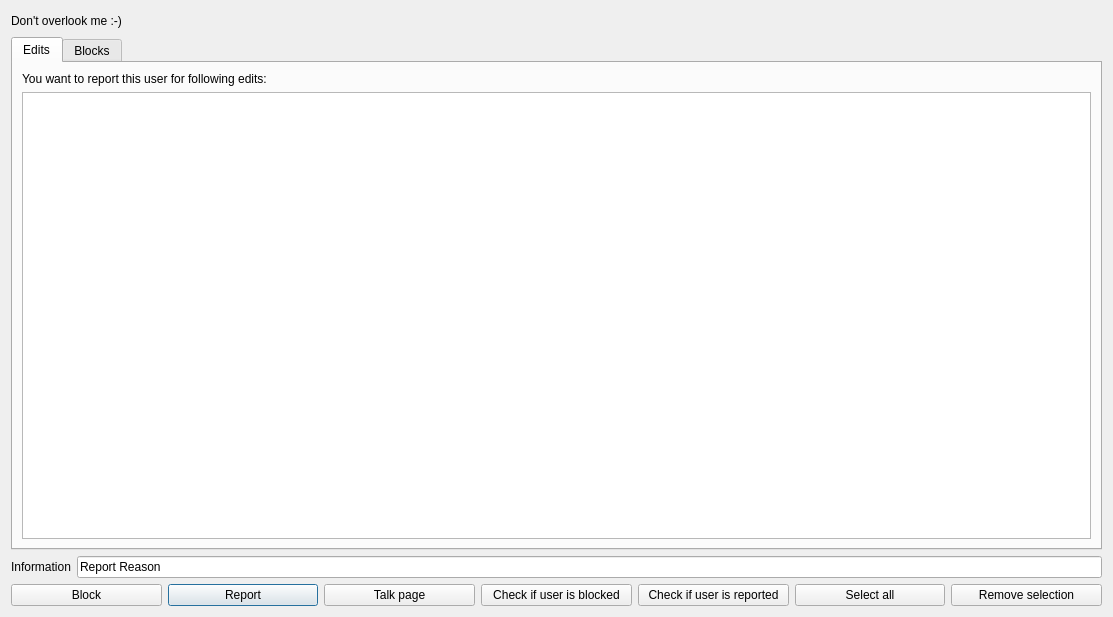
This is src/huggle_ui/reportuser.ui in huggle/huggle3-qt-lx as Qt 5 draws it before an edit. The edited form follows.
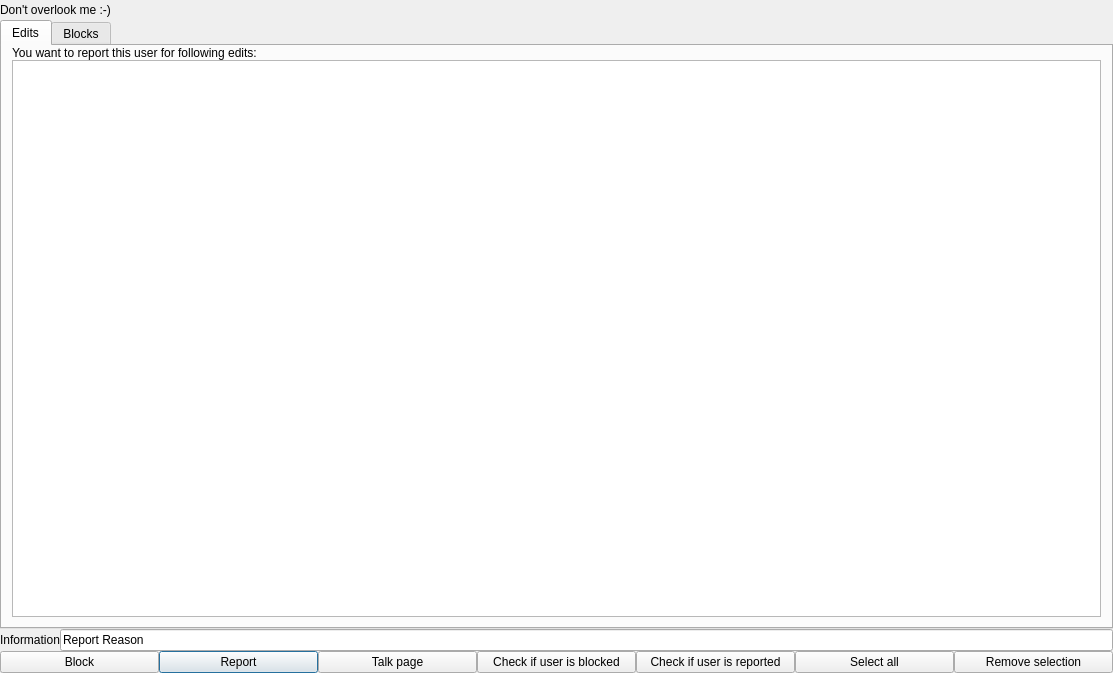
This is the edited form.

Commit message: report: implemented splitter

Diff of the .ui file:
```diff
--- a/src/huggle_ui/reportuser.ui
+++ b/src/huggle_ui/reportuser.ui
@@ -7,13 +7,28 @@
     <x>0</x>
     <y>0</y>
     <width>1113</width>
-    <height>617</height>
+    <height>673</height>
    </rect>
   </property>
   <property name="windowTitle">
    <string>Report</string>
   </property>
   <layout class="QVBoxLayout" name="verticalLayout">
+   <property name="spacing">
+    <number>0</number>
+   </property>
+   <property name="leftMargin">
+    <number>0</number>
+   </property>
+   <property name="topMargin">
+    <number>0</number>
+   </property>
+   <property name="rightMargin">
+    <number>0</number>
+   </property>
+   <property name="bottomMargin">
+    <number>0</number>
+   </property>
    <item>
     <widget class="QLabel" name="label">
      <property name="minimumSize">
@@ -40,6 +55,21 @@
        <string>Edits</string>
       </attribute>
       <layout class="QVBoxLayout" name="verticalLayout_2">
+       <property name="spacing">
+        <number>0</number>
+       </property>
+       <property name="leftMargin">
+        <number>10</number>
+       </property>
+       <property name="topMargin">
+        <number>0</number>
+       </property>
+       <property name="rightMargin">
+        <number>10</number>
+       </property>
+       <property name="bottomMargin">
+        <number>10</number>
+       </property>
        <item>
         <widget class="QLabel" name="label_3">
          <property name="text">
@@ -52,7 +82,7 @@
          <property name="minimumSize">
           <size>
            <width>0</width>
-           <height>200</height>
+           <height>100</height>
           </size>
          </property>
          <property name="selectionBehavior">
@@ -87,6 +117,9 @@
    </item>
    <item>
     <layout class="QHBoxLayout" name="horizontalLayout">
+     <property name="spacing">
+      <number>0</number>
+     </property>
      <item>
       <widget class="QLabel" name="label_2">
        <property name="text">
@@ -105,6 +138,9 @@
    </item>
    <item>
     <layout class="QHBoxLayout" name="horizontalLayout_2">
+     <property name="spacing">
+      <number>0</number>
+     </property>
      <item>
       <widget class="QPushButton" name="pushButton_4">
        <property name="text">
```
Left out of the diff: 15 changed lines with no effect on the pictures. The commit also changes 1 other file.
